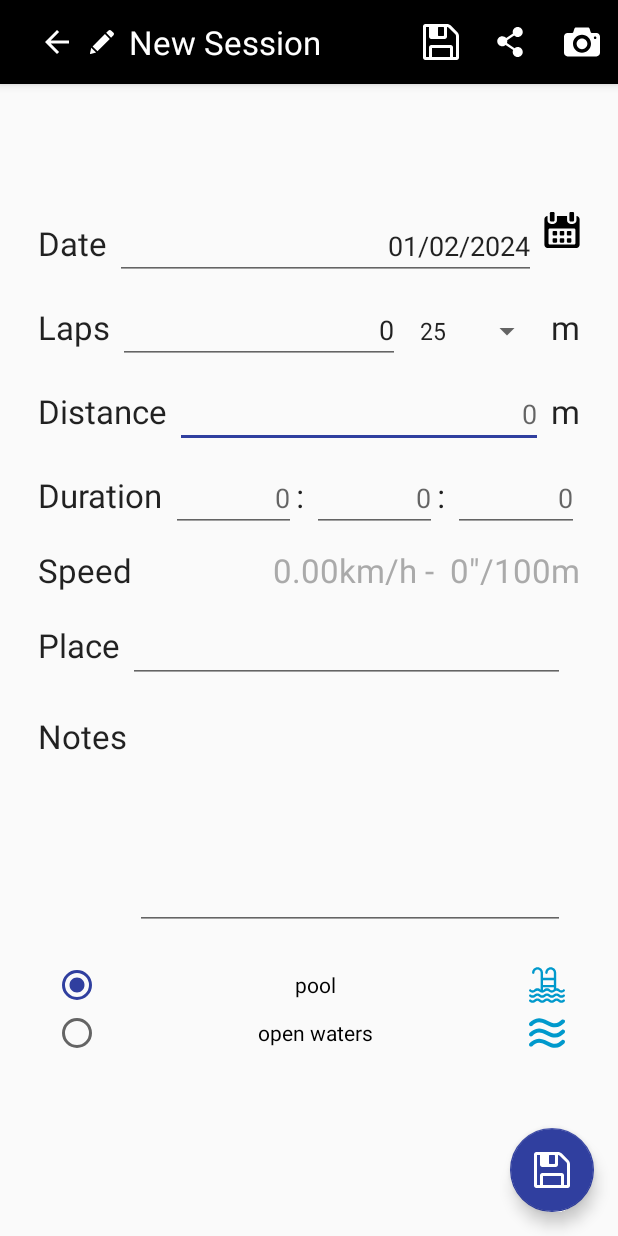
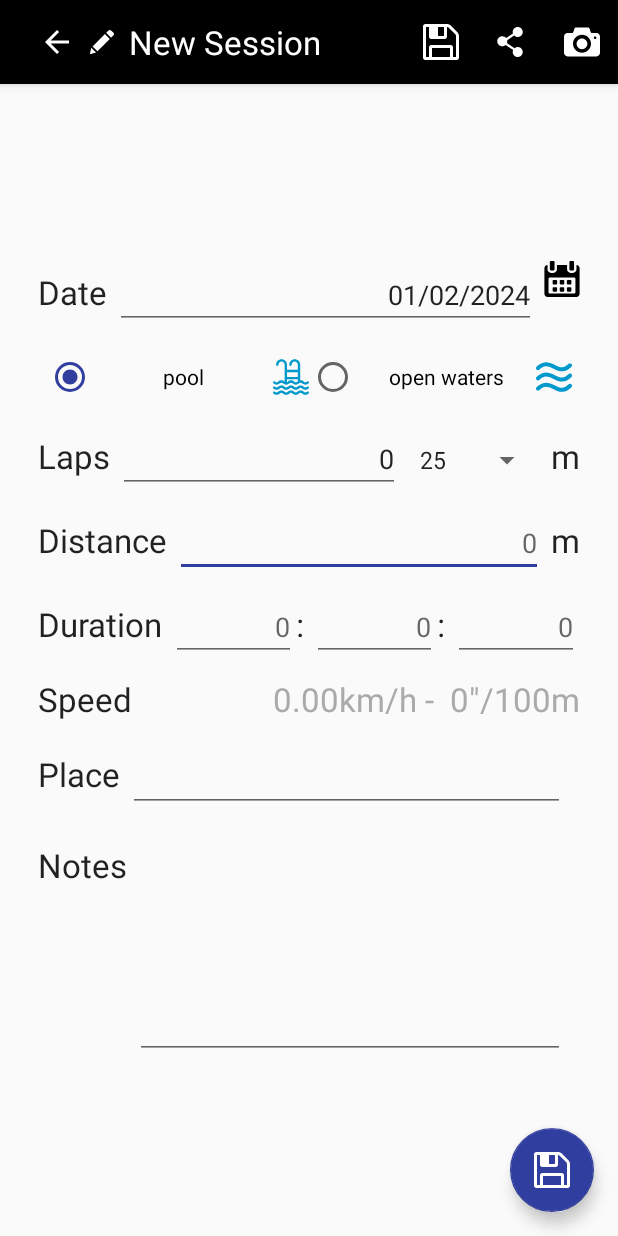
Before and after one commit to Baltasarq/nadamillas, an Android app: the EditSessionActivity screen opened directly, with no data from a screen before it, on a phone screen of 412 x 824 dp. Run offline under Robolectric (Android 15) with nearby library versions, the phone set to English and light mode, and no system bars.

Commit message:
Solves issue #12: reorders the elements

```diff
--- a/app/src/main/java/com/devbaltasarq/nadamillas/ui/EditSessionActivity.java
+++ b/app/src/main/java/com/devbaltasarq/nadamillas/ui/EditSessionActivity.java
@@ -1,4 +1,4 @@
-// NadaMillas (c) 2019 Baltasar MIT License <baltasarq@gmail.com>
+// NadaMillas (c) 2019-2024 Baltasar MIT License <baltasarq@gmail.com>
 
 
 package com.devbaltasarq.nadamillas.ui;
@@ -31,12 +31,9 @@ import com.devbaltasarq.nadamillas.core.Session;
 import com.devbaltasarq.nadamillas.core.Util;
 import com.devbaltasarq.nadamillas.core.storage.SessionStorage;
 
-import java.util.ArrayList;
-import java.util.Arrays;
 import java.util.Calendar;
 import java.util.Date;
 import java.util.Locale;
-import java.util.stream.Collectors;
 
 
 public class EditSessionActivity extends BaseActivity {
@@ -103,7 +100,7 @@ public class EditSessionActivity extends BaseActivity {
         final ImageButton BT_SHARE = this.findViewById( R.id.btShareEditSession );
         final RadioGroup GRD_WATER_TYPES = this.findViewById( R.id.grdWaters );
         final RadioButton RBT_POOL = this.findViewById( R.id.rbtPool );
-        final RadioButton RBT_OWS = this.findViewById( R.id.rbtOpen );
+        final RadioButton RBT_OWS = this.findViewById( R.id.rbtOWS);
         final ImageButton BT_SAVE = this.findViewById( R.id.btSaveSession );
         final ImageButton BT_SCRSHOT = this.findViewById( R.id.btTakeScrshotForEditSession );
         final EditText ED_LAPS = this.findViewById( R.id.edLaps );
@@ -193,6 +190,12 @@ public class EditSessionActivity extends BaseActivity {
             }
         });
 
+        GRD_WATER_TYPES.setOnCheckedChangeListener( (grp, id) -> {
+            int pos = ( id == RBT_POOL.getId() ) ? 0 : 1;
+
+            EditSessionActivity.this.setAtPool( pos );
+        });
+
         // Set listeners
         BT_BACK.setOnClickListener( v -> EditSessionActivity.this.finish() );
 
@@ -206,12 +209,6 @@ public class EditSessionActivity extends BaseActivity {
         FB_SAVE.setOnClickListener( v -> EditSessionActivity.this.save() );
         BT_DATE.setOnClickListener( v -> EditSessionActivity.this.chooseDate() );
         BT_SHARE.setOnClickListener( v -> EditSessionActivity.this.shareSessionSummary() );
-
-        GRD_WATER_TYPES.setOnCheckedChangeListener( (grp, id) -> {
-            int pos = ( id == RBT_POOL.getId() ) ? 0 : 1;
-
-            EditSessionActivity.this.setAtPool( pos );
-        });
 
         ED_DISTANCE.addTextChangedListener( new TextWatcher() {
             @Override
--- a/app/src/main/res/layout/content_edit_session.xml
+++ b/app/src/main/res/layout/content_edit_session.xml
@@ -58,6 +58,40 @@
                     android:contentDescription="@string/action_modify"
                     android:background="#00000000"
                     app:srcCompat="@drawable/btn_calendar" />
+            </LinearLayout>
+
+            <LinearLayout
+                android:layout_width="match_parent"
+                android:layout_height="wrap_content"
+                android:orientation="horizontal"
+                android:padding="5dp">
+
+                <RadioGroup
+                    android:id="@+id/grdWaters"
+                    android:layout_width="match_parent"
+                    android:layout_height="wrap_content"
+                    android:orientation="horizontal"
+                    android:padding="5dp">
+
+                    <RadioButton
+                        android:id="@+id/rbtPool"
+                        android:layout_weight=".5"
+                        android:layout_width="match_parent"
+                        android:layout_height="wrap_content"
+                        android:layout_gravity="center_horizontal|center_vertical"
+                        android:text="@string/label_pool"
+                        android:textAlignment="center" />
+
+                    <RadioButton
+                        android:id="@+id/rbtOWS"
+                        android:layout_weight=".5"
+                        android:layout_width="match_parent"
+                        android:layout_height="wrap_content"
+                        android:layout_gravity="center_horizontal|center_vertical"
+                        android:text="@string/label_open_waters"
+                        android:textAlignment="center" />
+
+                </RadioGroup>
             </LinearLayout>
 
             <LinearLayout       android:id="@+id/lyPoolLaps"
@@ -275,44 +309,6 @@
 
             </LinearLayout>
 
-            <LinearLayout
-                android:layout_width="match_parent"
-                android:layout_height="wrap_content"
-                android:orientation="horizontal"
-                android:padding="5dp">
-
-                <RadioGroup
-                    android:id="@+id/grdWaters"
-                    android:layout_width="match_parent"
-                    android:layout_height="wrap_content"
-                    android:padding="10dp">
-
-                    <RadioButton
-                        android:id="@+id/rbtPool"
-                        android:layout_width="match_parent"
-                        android:layout_height="wrap_content"
-                        android:layout_gravity="center_horizontal|center_vertical"
-                        android:text="@string/label_pool"
-                        android:textAlignment="center" />
-
-                    <RadioButton
-                        android:id="@+id/rbtOpen"
-                        android:layout_width="match_parent"
-                        android:layout_height="wrap_content"
-                        android:layout_gravity="center_horizontal|center_vertical"
-                        android:text="@string/label_open_waters"
-                        android:textAlignment="center" />
-
-                </RadioGroup>
-
-                <CheckBox
-                    android:layout_width="match_parent"
-                    android:layout_height="wrap_content"
-                    android:gravity="end"
-                    android:text="@string/label_pool"
-                    android:textAppearance="@style/Base.TextAppearance.AppCompat.Large" />
-            </LinearLayout>
-
         </LinearLayout>
     </ScrollView>
 </androidx.constraintlayout.widget.ConstraintLayout>
```
